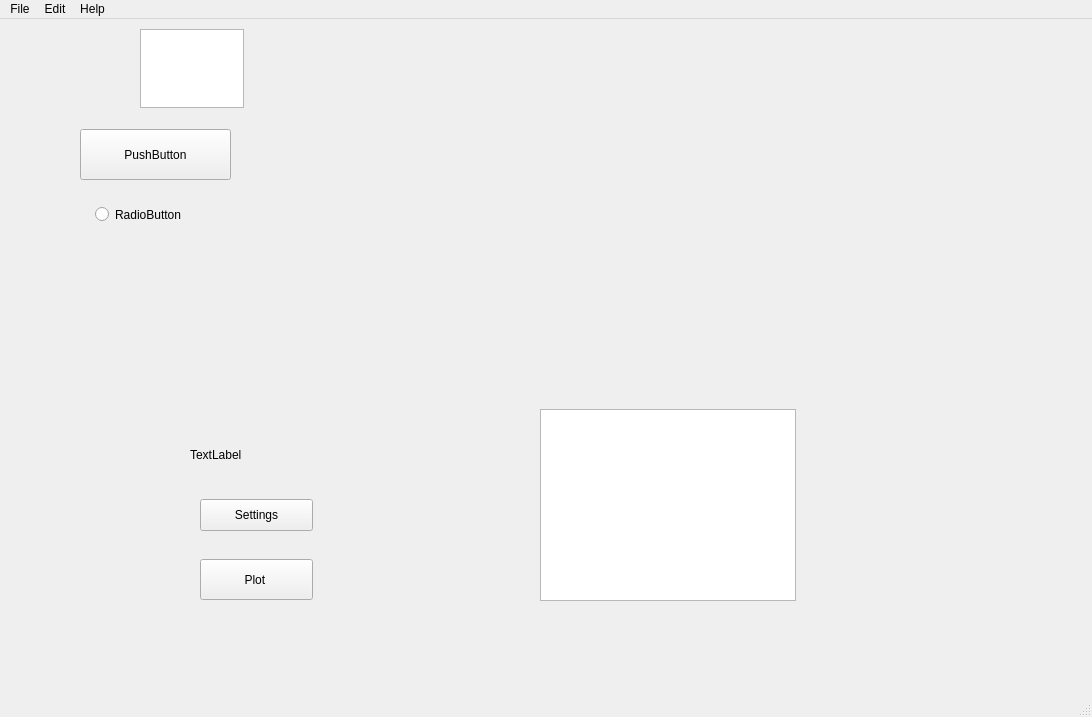
This is gui_file.ui in anhnda/DemoApp as Qt 5 draws it before an edit. The edited form follows.
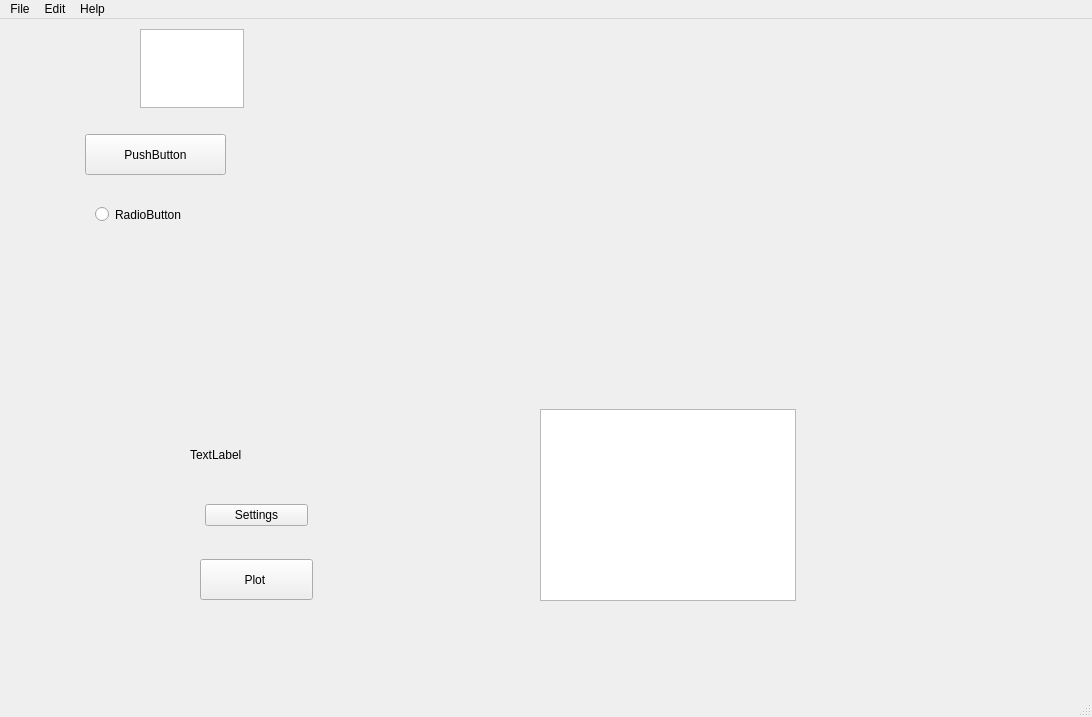
This is the edited form.

Patch:
```diff
--- a/gui_file.ui
+++ b/gui_file.ui
@@ -84,7 +84,8 @@
     </property>
     <property name="styleSheet">
      <string notr="true">padding-left: 5px; padding-right: 5px;
-padding-top: 3px; padding-bottom: 3px;</string>
+padding-top: 3px; padding-bottom: 3px;
+margin:5px;border-width: 10px;</string>
     </property>
     <property name="text">
      <string>PushButton</string>
@@ -132,7 +133,8 @@
     </property>
     <property name="styleSheet">
      <string notr="true">padding-left: 5px; padding-right: 5px;
-padding-top: 3px; padding-bottom: 3px;</string>
+padding-top: 3px; padding-bottom: 3px;
+margin:5px;</string>
     </property>
     <property name="text">
      <string>Settings</string>
```
